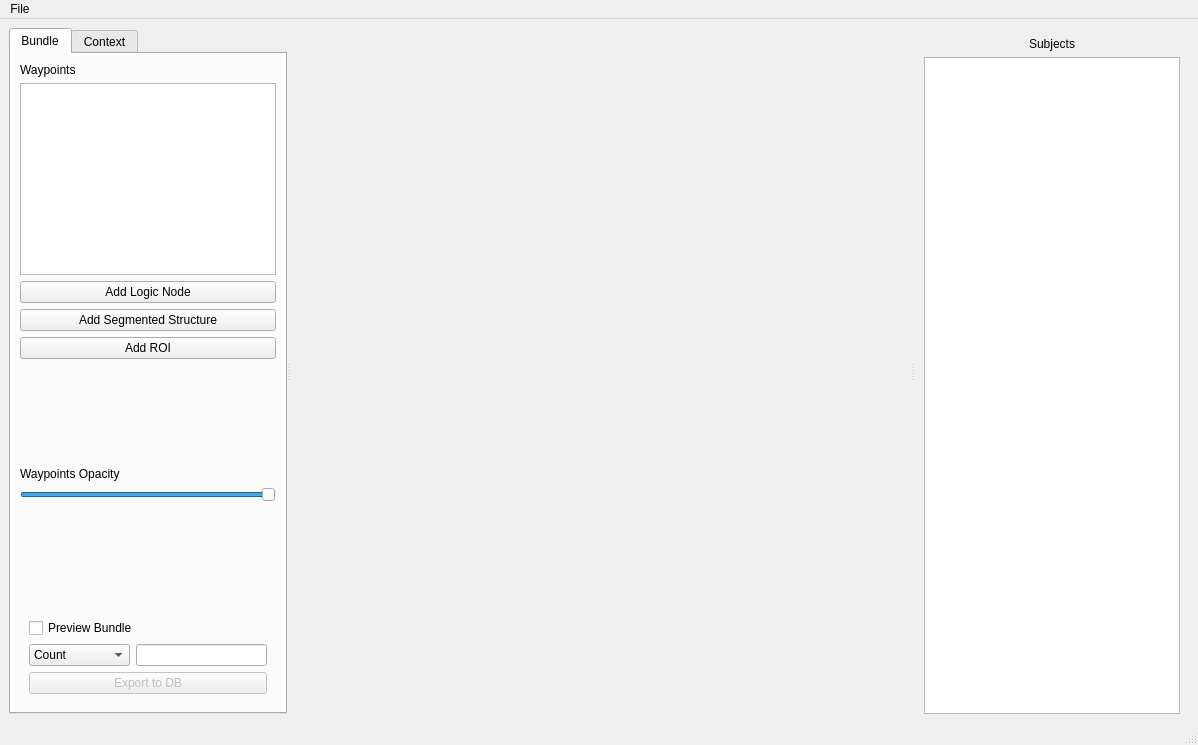
This is braviz/interaction/qt_guis/logic_bundles.ui in diego0020/braviz-app as Qt 5 draws it before an edit. The edited form follows.
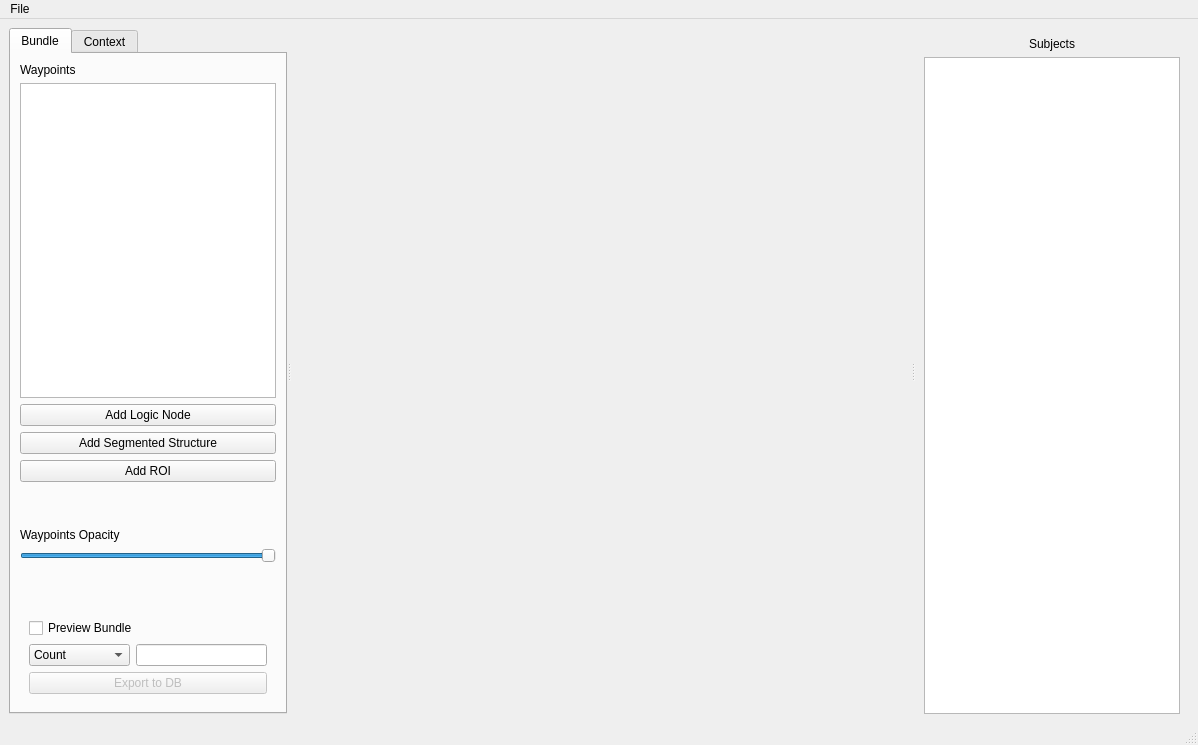
This is the edited form. Icons and pictures are not drawn.

```diff
--- a/braviz/interaction/qt_guis/logic_bundles.ui
+++ b/braviz/interaction/qt_guis/logic_bundles.ui
@@ -39,7 +39,7 @@
         <attribute name="title">
          <string>Bundle</string>
         </attribute>
-        <layout class="QVBoxLayout" name="verticalLayout_3">
+        <layout class="QVBoxLayout" name="verticalLayout_3" stretch="0,1,0,0,0,0,0,0,0,0">
          <item>
           <widget class="QLabel" name="label_3">
            <property name="text">
```
Left out of the diff: 11 changed lines with no effect on the pictures.
